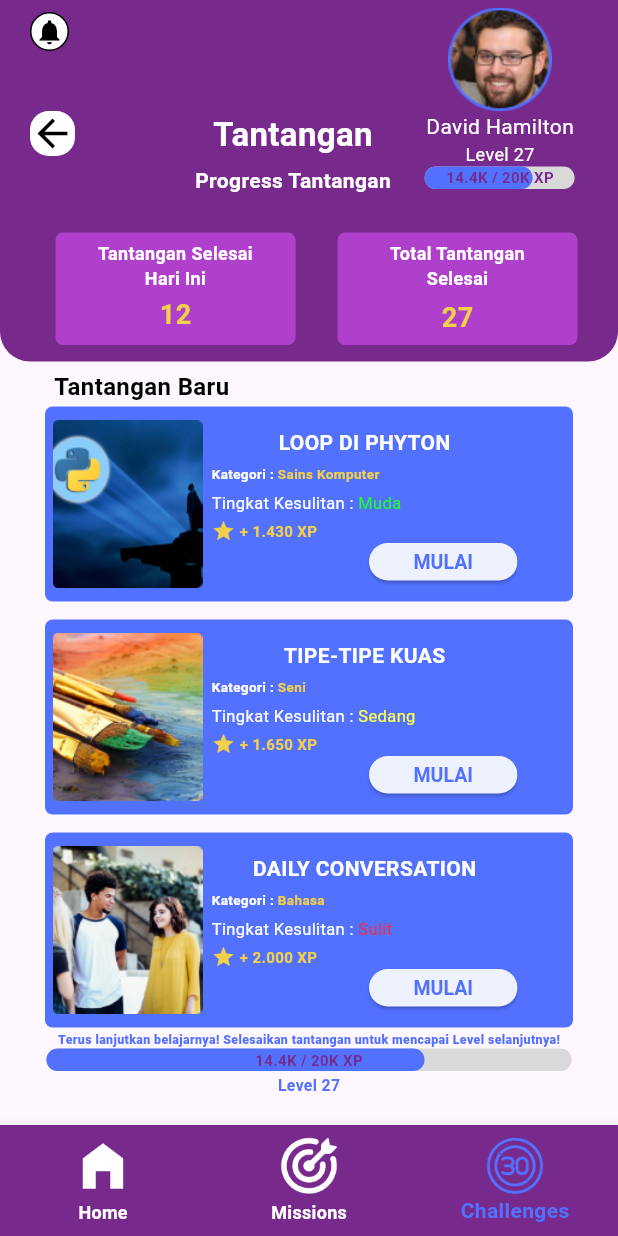
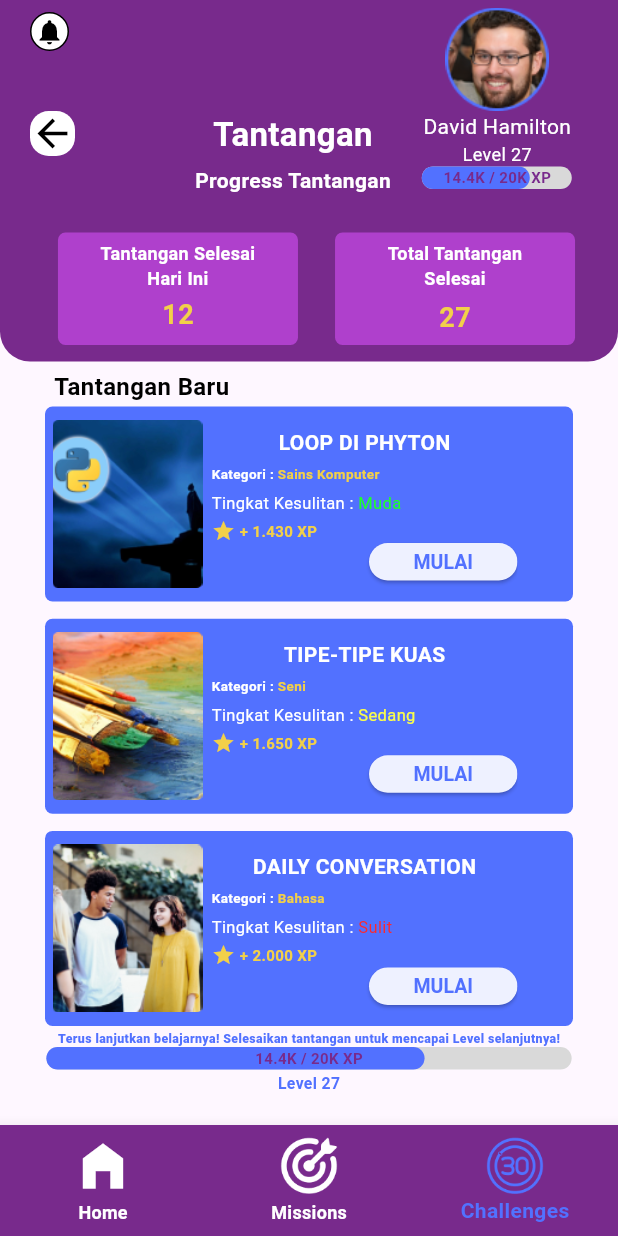
Before and after one commit to Araya05s/Skill_Nova, a Flutter app: the screen it shows after launch, item 3 of the bottom bar chosen, on a phone screen of 412 x 824 dp. Run offline on Flutter 3.47's test engine with Material 3 defaults, Android fonts, the light colour scheme and no system bars.

Commit message:
Fixed Responsive

```diff
--- a/skill_nova_app/lib/source/challenges.dart
+++ b/skill_nova_app/lib/source/challenges.dart
@@ -78,19 +78,9 @@ class _ChallengesScreenState extends State<ChallengesScreen> {
                           ],
                         ),
                         const SizedBox(height: 20,),
-                        SizedBox(
-                          width: MediaQuery.of(context).size.width*0.59,
-                          child: const Column(
-                            mainAxisSize: MainAxisSize.min,
-                            mainAxisAlignment: MainAxisAlignment.center,
-                            children: [
-
-                            ],
-                          ),
-                        )
                       ],
                     ),
-                    const SizedBox(width:20,),
+                    SizedBox(width: MediaQuery.of(context).size.width*0.05,),
                     Column(
                       crossAxisAlignment: CrossAxisAlignment.center,
                       children: [
@@ -174,7 +164,7 @@ class _ChallengesScreenState extends State<ChallengesScreen> {
                             ],
                           ),
                         ),
-                        const SizedBox(width: 28,),
+                        SizedBox(width: MediaQuery.of(context).size.width*0.06,),
                         Container(
                           padding: const EdgeInsets.only(top: 5, right: 15, left: 15, bottom: 5),
                           decoration: BoxDecoration(color: const Color(0xFFAF40CC), borderRadius: BorderRadius.circular(5)),
@@ -382,7 +372,7 @@ class _ChallengesScreenState extends State<ChallengesScreen> {
                   )
                 ],
               ),
-              const SizedBox(height: 10,),
+              SizedBox(height: MediaQuery.of(context).size.height*0.0115,),
               Stack(
                 children: [
                   Container(
@@ -534,7 +524,7 @@ class _ChallengesScreenState extends State<ChallengesScreen> {
                   )
                 ],
               ),
-              const SizedBox(height: 10,),
+              SizedBox(height: MediaQuery.of(context).size.height*0.0115,),
               Stack(
                 children: [
                   Container(
@@ -686,7 +676,7 @@ class _ChallengesScreenState extends State<ChallengesScreen> {
                   )
                 ],
               ),
-              const SizedBox(height: 2,),
+              SizedBox(height: MediaQuery.of(context).size.height*0.0025,),
               const Text(
                 "Terus lanjutkan belajarnya! Selesaikan tantangan untuk mencapai Level selanjutnya!",
                 style: TextStyle(
```
Also changed, not shown: skill_nova_app/lib/source/missions.dart (+4 -4 lines).
